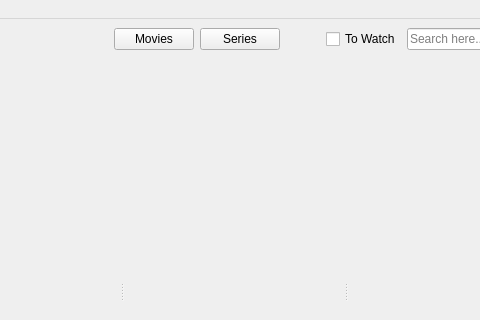
Old version of the form src/MainWindow.ui in the repository ochurlaud/macaw-movies; both pictures show x 108 to 588 and y 0 to 320 of the 684 by 557 pixel window.
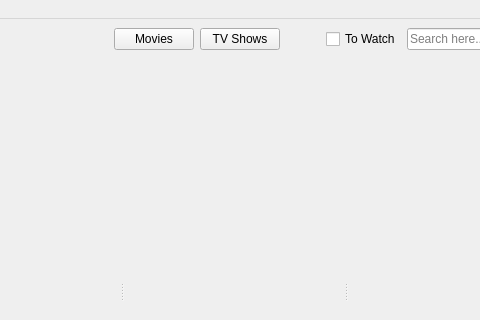
New version of the form. Icons and pictures are not drawn.

Commit message: [DB SCHEMA CHANGED] series > show

Diff of the .ui file:
```diff
--- a/src/MainWindow.ui
+++ b/src/MainWindow.ui
@@ -126,7 +126,7 @@
            <enum>Qt::NoFocus</enum>
           </property>
           <property name="text">
-           <string>Series</string>
+           <string>TV Shows</string>
           </property>
           <property name="checkable">
            <bool>true</bool>
```
Left out of the diff: 2 changed lines with no effect on the pictures. The commit also changes 20 other files.
